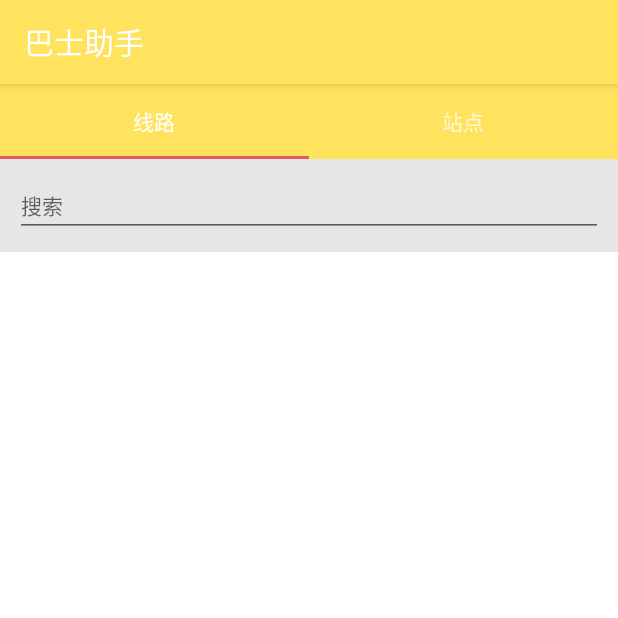
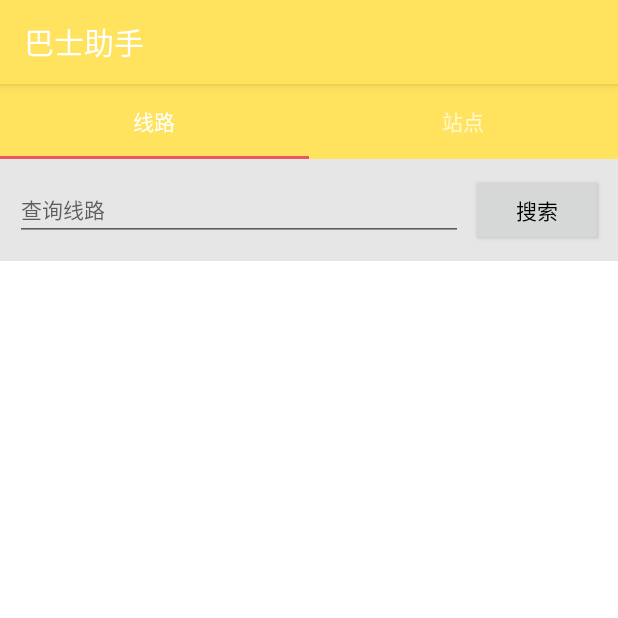
Before and after one commit to SagarDep/BusHelper, an Android app: the BusActivity screen opened directly, with no data from a screen before it, on a phone screen of 412 x 824 dp, the top half of it. Run offline under Robolectric (Android 15) with nearby library versions, the phone set to English and light mode, and no system bars.

Commit message:
优化各个界面

```diff
--- a/app/src/main/java/com/android/bushelper/activity/BusActivity.java
+++ b/app/src/main/java/com/android/bushelper/activity/BusActivity.java
@@ -26,8 +26,8 @@ public class BusActivity extends AppCompatActivity {
 
         tabLayout = (TabLayout)findViewById(R.id.tab_layout);
         List<String> titles = new ArrayList<>();
-        titles.add("线路");
-        titles.add("站点");
+        titles.add(getResources().getString(R.string.line_title));
+        titles.add(getResources().getString(R.string.station_title));
         tabLayout.addTab(tabLayout.newTab().setText(titles.get(0)));
         tabLayout.addTab(tabLayout.newTab().setText(titles.get(1)));
 
--- a/app/src/main/res/layout/fragment_line.xml
+++ b/app/src/main/res/layout/fragment_line.xml
@@ -4,18 +4,34 @@
     android:layout_width="match_parent"
     android:layout_height="match_parent"
     android:background="@color/grey_mid"
-    android:orientation="vertical"
     android:focusable="true"
-    android:focusableInTouchMode="true">
+    android:focusableInTouchMode="true"
+    android:orientation="vertical">
 
-    <EditText
-        android:id="@+id/search_et"
+    <LinearLayout
         android:layout_width="match_parent"
         android:layout_height="wrap_content"
-        android:layout_margin="10dp"
-        android:hint="@string/search_hint"
-        android:textColor="@color/black"
-        android:textSize="14sp" />
+        android:gravity="center_vertical"
+        android:orientation="horizontal"
+        android:padding="10dp">
+
+        <EditText
+            android:id="@+id/search_et"
+            android:layout_width="0dp"
+            android:layout_height="wrap_content"
+            android:layout_weight="1"
+            android:hint="@string/line_hint"
+            android:textColor="@color/black"
+            android:textSize="14sp" />
+
+        <Button
+            android:layout_width="wrap_content"
+            android:layout_height="wrap_content"
+            android:layout_marginLeft="5dp"
+            android:textColor="@color/black"
+            android:text="@string/search_hint"/>
+
+    </LinearLayout>
 
     <ListView
         android:id="@+id/line_list"
--- a/app/src/main/res/values/strings.xml
+++ b/app/src/main/res/values/strings.xml
@@ -7,4 +7,13 @@
 
     <string name="search_hint">搜索</string>
 
+    <string name="line_title">线路</string>
+    <string name="station_title">站点</string>
+
+    <string name="line_hint">查询线路</string>
+    <string name="station_hint">查询站点</string>
+
+    <string name="from_hint">出发地</string>
+    <string name="to_hint">目的地</string>
+
 </resources>
```
Also changed, not shown: app/src/main/res/layout/activity_coach.xml (+24 -5 lines), app/src/main/res/layout/fragment_station.xml (+24 -8 lines).
